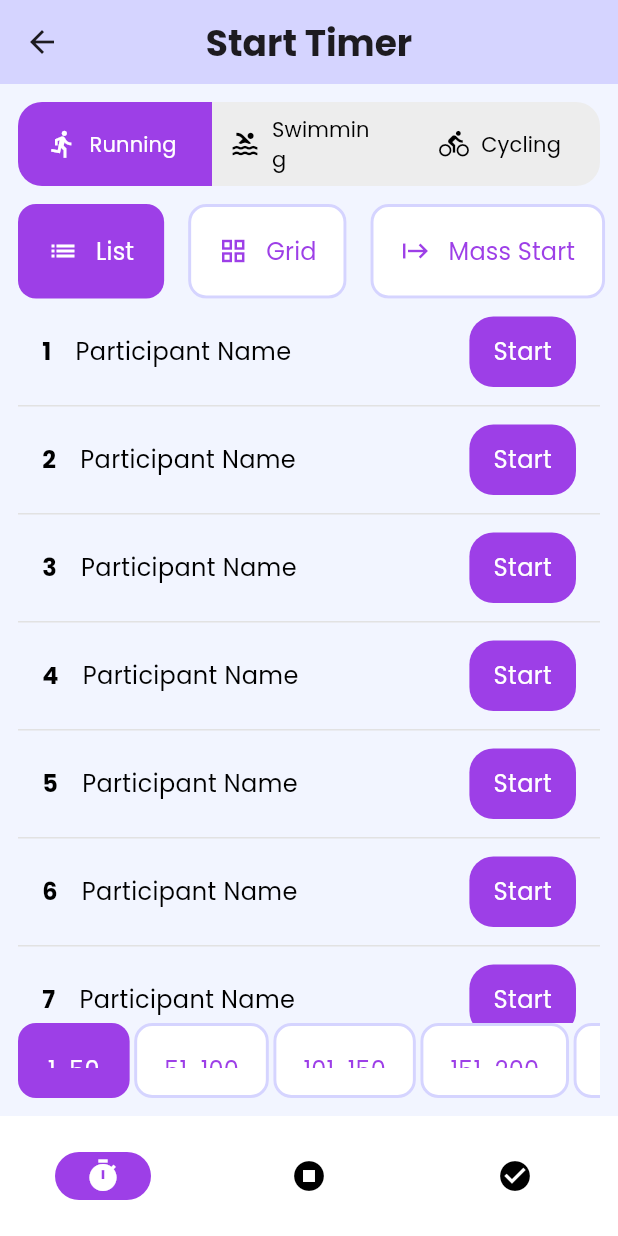
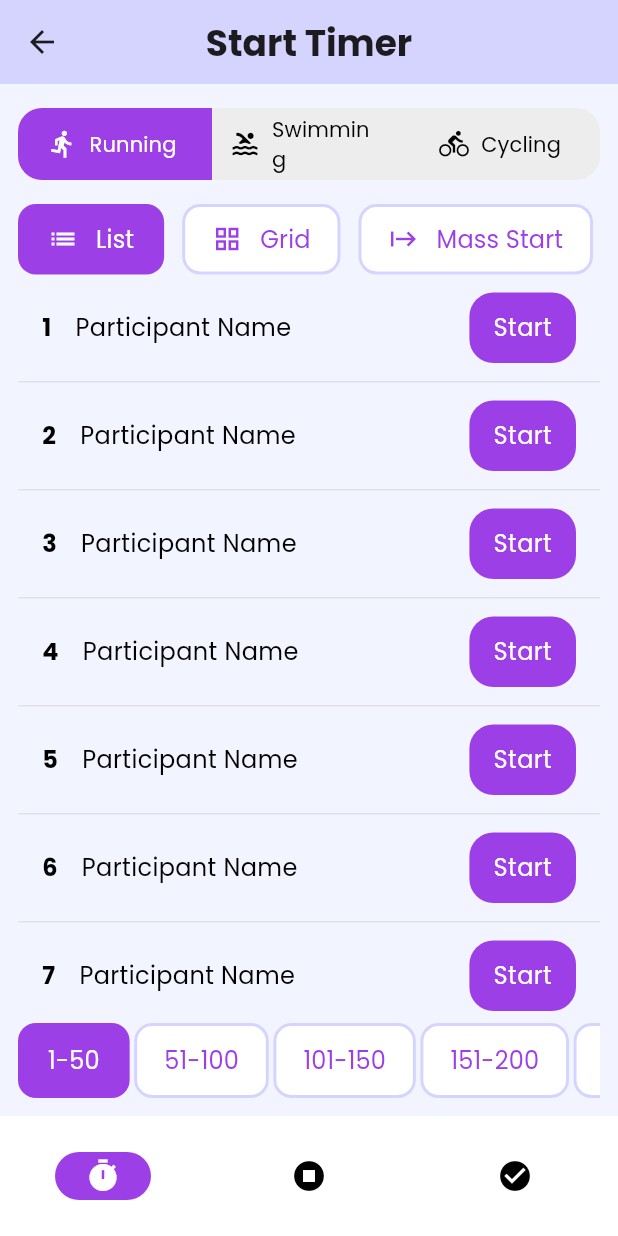
Before and after one commit to flutter-g6/race-tracker, a Flutter app: the StartTimeScreen screen opened by its route, on a phone screen of 412 x 824 dp. Run offline on Flutter 3.47's test engine with Material 3 defaults, Android fonts, the phone set to English and light mode, and no system bars; our stand-ins replace firebase_core, firebase_database; accounts and stored records are empty.

Commit message:
fix participant display mode selector overflow and button text display

```diff
--- a/lib/ui/screens/tracker/widgets/display_mode_selector.dart
+++ b/lib/ui/screens/tracker/widgets/display_mode_selector.dart
@@ -22,7 +22,7 @@ class DisplayModeSelector extends StatelessWidget {
               : ButtonType.secondary,
           onPressed: () => provider.setDisplayMode(DisplayMode.list),
         ),
-        const SizedBox(width: RTSpacings.m),
+        const SizedBox(width: RTSpacings.s),
         RTButton(
           text: 'Grid',
           icon: Icons.grid_view,
@@ -31,7 +31,7 @@ class DisplayModeSelector extends StatelessWidget {
               : ButtonType.secondary,
           onPressed: () => provider.setDisplayMode(DisplayMode.grid),
         ),
-        const SizedBox(width: RTSpacings.m),
+        const SizedBox(width: RTSpacings.s),
         RTButton(
           text: 'Mass Start',
           icon: Icons.start,
--- a/lib/ui/screens/tracker/widgets/segmented_control.dart
+++ b/lib/ui/screens/tracker/widgets/segmented_control.dart
@@ -85,7 +85,7 @@ class _RTSegmentedControlState extends State<RTSegmentedControl> {
       ),
       side: WidgetStateProperty.all<BorderSide>(BorderSide.none),
       padding: WidgetStateProperty.all<EdgeInsetsGeometry>(
-        const EdgeInsets.symmetric(vertical: 20, horizontal: RTSpacings.m),
+        const EdgeInsets.symmetric(vertical: 5, horizontal: RTSpacings.m),
       ),
       minimumSize: WidgetStateProperty.all<Size>(const Size(80, 60)),
       iconSize: WidgetStateProperty.all<double>(RTSizes.mediumIcon),
--- a/lib/ui/widgets/actions/rt_button.dart
+++ b/lib/ui/widgets/actions/rt_button.dart
@@ -57,6 +57,7 @@ class RTButton extends StatelessWidget {
     return SizedBox(
       child: OutlinedButton(
         style: OutlinedButton.styleFrom(
+          visualDensity: VisualDensity.compact,
           backgroundColor: backgroundColor,
           padding: EdgeInsets.symmetric(vertical: 20, horizontal: 20),
           shape: RoundedRectangleBorder(
```
Also changed, not shown: pubspec.lock, 1 other file.
